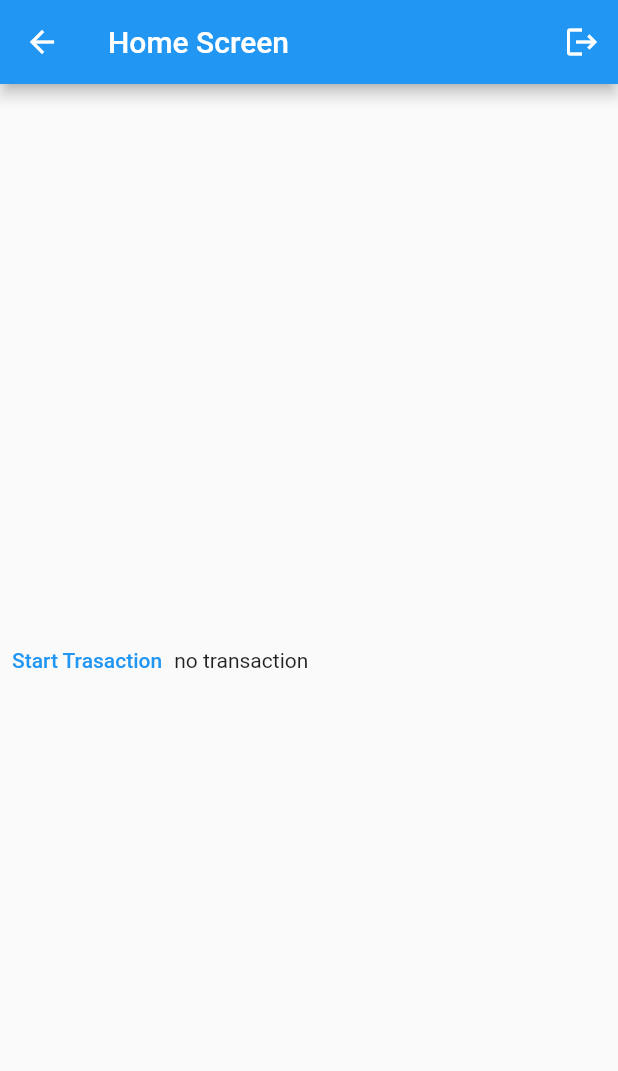
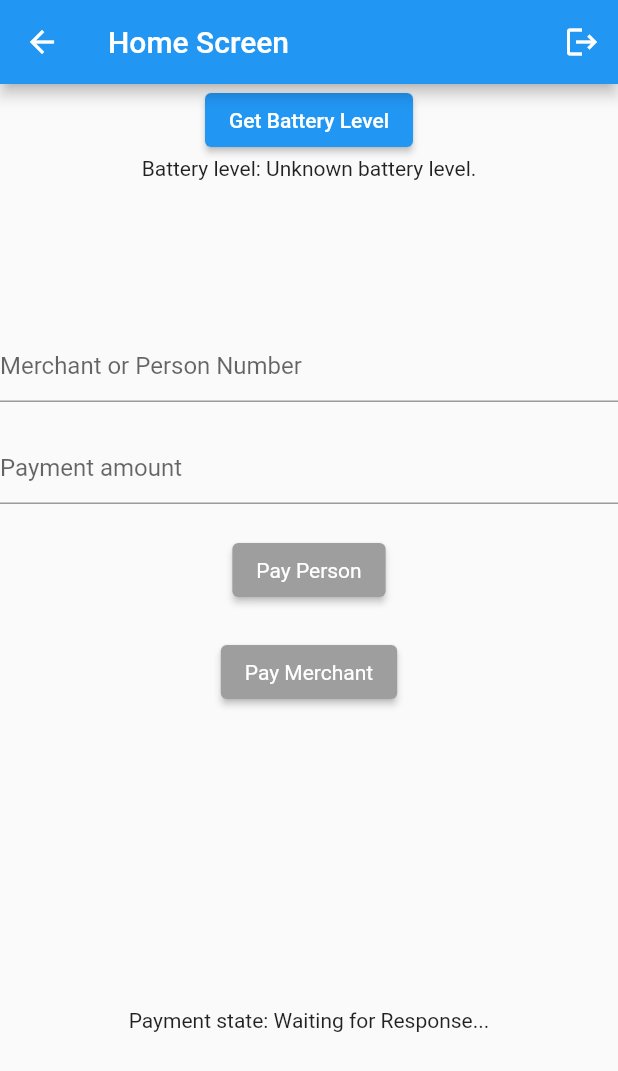
Before and after one commit to Marumbo/momopay, a Flutter app: the HomeScreen screen opened directly, on a phone screen of 412 x 824 dp. Shown: the top 1071 px of the screen. Run offline on Flutter 3.47's test engine with Material 2 defaults, Android fonts, the phone set to English and light mode, and no system bars; our stand-ins replace firebase_auth, firebase_core; accounts and stored records are empty.

Commit message:
stableish version cant remember everything

```diff
--- a/lib/main.dart
+++ b/lib/main.dart
@@ -1,10 +1,10 @@
 import 'package:firebase_auth/firebase_auth.dart';
 import 'package:flutter/material.dart';
-import 'package:hover_ussd/hover_ussd.dart';
+
 import 'package:momopay/screens/home.dart';
 import 'package:momopay/screens/login.dart';
 import 'package:firebase_core/firebase_core.dart';
-import 'package:momopay/screens/register.dart';
+
 import 'package:momopay/services/authService.dart';
 import 'package:provider/provider.dart';
 
@@ -12,7 +12,6 @@ void main() async {
   WidgetsFlutterBinding.ensureInitialized();
 
   await Firebase.initializeApp();
-  HoverUssd().initialize();
 
   runApp(MyApp());
 }
--- a/lib/screens/home.dart
+++ b/lib/screens/home.dart
@@ -1,13 +1,95 @@
 import 'package:flutter/material.dart';
-import 'package:hover_ussd/hover_ussd.dart';
+import 'package:flutter/services.dart';
+import 'dart:async';
 import 'package:momopay/screens/login.dart';
 import 'package:momopay/services/authService.dart';
 import 'package:provider/provider.dart';
 
-class HomeScreen extends StatelessWidget {
+class HomeScreen extends StatefulWidget {
   HomeScreen({Key? key}) : super(key: key);
 
-  final HoverUssd _hoverUssd = HoverUssd();
+  @override
+  _HomeScreenState createState() => _HomeScreenState();
+}
+
+class _HomeScreenState extends State<HomeScreen> {
+  final numberController = TextEditingController();
+  final amountController = TextEditingController();
+
+  @override
+  void dispose() {
+    numberController.dispose();
+    amountController.dispose();
+    super.dispose();
+  }
+
+  // ignore: must_call_super
+  void initState() {
+    numberController.text = "";
+    amountController.text = "";
+  }
+
+  static const platform = MethodChannel('samples.flutter.dev/battery');
+// Get battery level.
+  String _batteryLevel = 'Unknown battery level.';
+
+  String phoneNumber = "";
+  String amount = "";
+
+  Future<void> _getBatteryLevel() async {
+    String batteryLevel;
+    try {
+      final int result = await platform.invokeMethod('getBatteryLevel');
+      batteryLevel = 'Battery level at $result % .';
+    } on PlatformException catch (e) {
+      batteryLevel = "Failed to get battery level: '${e.message}'.";
+    }
+
+    setState(() {
+      _batteryLevel = batteryLevel;
+    });
+  }
+
+  static const _hover = const MethodChannel('momopay.mw/hover');
+  String _ActionResponse = 'Waiting for Response...';
+
+  Future<dynamic> sendMoneyNumber(phoneNumber, amount) async {
+    var sendMap = <String, dynamic>{
+      'phoneNumber': phoneNumber,
+      'amount': amount,
+    };
+// response waits for result from java code
+    String response = "";
+    try {
+      final String result =
+          await _hover.invokeMethod('sendMoneyNumber', sendMap);
+      response = result;
+    } on PlatformException catch (e) {
+      response = "Failed to Invoke: '${e.message}'.";
+    }
+    setState(() {
+      _ActionResponse = response;
+    });
+  }
+
+  Future<dynamic> sendMoneyMerchant(phoneNumber, amount) async {
+    var sendMap = <String, dynamic>{
+      'phoneNumber': phoneNumber,
+      'amount': amount,
+    };
+// response waits for result from java code
+    String response = "";
+    try {
+      final String result =
+          await _hover.invokeMethod('sendMoneyMerchant', sendMap);
+      response = result;
+    } on PlatformException catch (e) {
+      response = "Failed to Invoke: '${e.message}'.";
+    }
+    setState(() {
+      _ActionResponse = response;
+    });
+  }
 
   @override
   Widget build(BuildContext context) {
@@ -32,29 +114,57 @@ class HomeScreen extends StatelessWidget {
               icon: Icon(Icons.logout))
         ],
       ),
-      body: Center(
-        child: Row(
-          children: [
-            TextButton(
-              onPressed: () {
-                _hoverUssd.sendUssd(actionId: "d0f4bcc3", extras: {});
-              },
-              child: Text("Start Trasaction"),
-            ),
-            StreamBuilder(
-              stream: _hoverUssd.onTransactiontateChanged,
-              builder: (BuildContext context, AsyncSnapshot snapshot) {
-                if (snapshot.data == TransactionState.succesfull) {
-                  return Text("succesfull");
-                } else if (snapshot.data == TransactionState.waiting) {
-                  return Text("pending");
-                } else if (snapshot.data == TransactionState.failed) {
-                  return Text("failed");
-                }
-                return Text("no transaction");
-              },
-            ),
-          ],
+      body: SingleChildScrollView(
+        child: Center(
+          child: Column(
+            mainAxisAlignment: MainAxisAlignment.spaceEvenly,
+            children: [
+              ElevatedButton(
+                child: Text('Get Battery Level'),
+                onPressed: _getBatteryLevel,
+              ),
+              Text("Battery level: $_batteryLevel"),
+              SizedBox(height: 100),
+              TextField(
+                controller: numberController,
+                decoration:
+                    InputDecoration(hintText: 'Merchant or Person Number'),
+                onChanged: (value) {
+                  phoneNumber = value;
+                },
+              ),
+              SizedBox(height: 20),
+              TextField(
+                controller: amountController,
+                decoration: InputDecoration(hintText: 'Payment amount'),
+                onChanged: (value) {
+                  amount = value;
+                },
+              ),
+              SizedBox(height: 20),
+              ElevatedButton(
+                  child: Text("Pay Person"),
+                  style: ButtonStyle(
+                      backgroundColor: MaterialStateProperty.all(Colors.grey),
+                      textStyle: MaterialStateProperty.all(
+                          TextStyle(color: Colors.white))),
+                  onPressed: () async {
+                    sendMoneyNumber(phoneNumber, amount);
+                  }),
+              SizedBox(height: 20),
+              ElevatedButton(
+                  child: Text("Pay Merchant"),
+                  style: ButtonStyle(
+                      backgroundColor: MaterialStateProperty.all(Colors.grey),
+                      textStyle: MaterialStateProperty.all(
+                          TextStyle(color: Colors.white))),
+                  onPressed: () {
+                    sendMoneyMerchant(phoneNumber, amount);
+                  }),
+              SizedBox(height: 200),
+              Text("Payment state: $_ActionResponse"),
+            ],
+          ),
         ),
       ),
     );
--- a/pubspec.yaml
+++ b/pubspec.yaml
@@ -38,7 +38,7 @@ dependencies:
   # The following adds the Cupertino Icons font to your application.
   # Use with the CupertinoIcons class for iOS style icons.
   cupertino_icons: ^1.0.2
-  hover_ussd: ^0.0.2+1
+
 
 dev_dependencies:
   flutter_test:
```
Also changed, not shown: lib/models/users.dart (line endings or trailing spaces), lib/screens/login.dart (line endings or trailing spaces), lib/screens/register.dart (line endings or trailing spaces), lib/services/authService.dart (line endings or trailing spaces), pubspec.lock, 46 other files.
